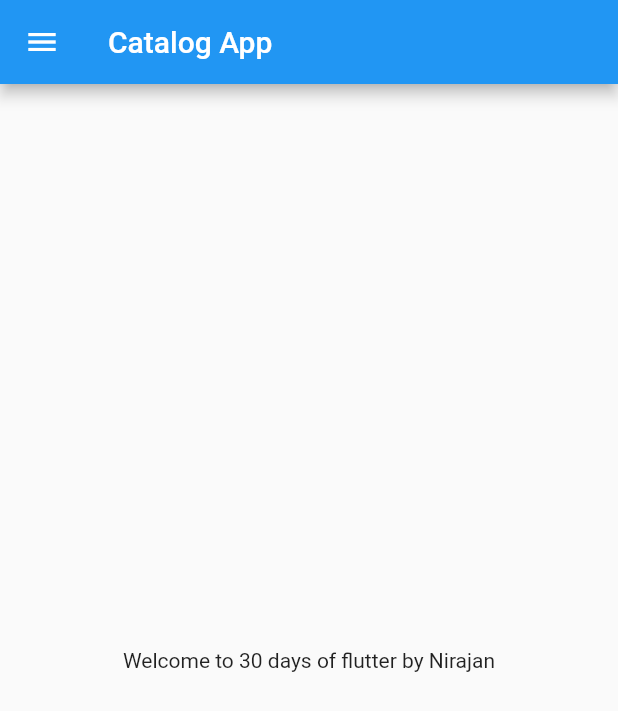
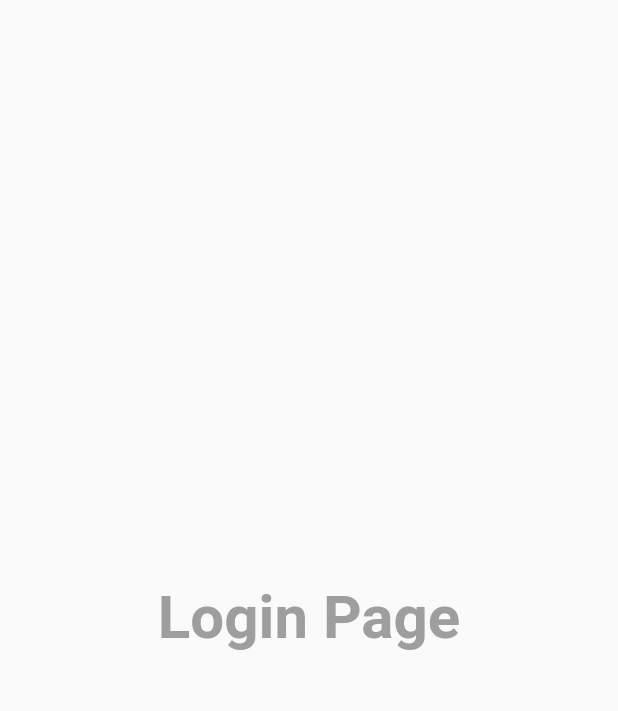
Before and after one commit to nirajanbasnet453/30daysOfFlutterPractise, a Flutter app: the screen it shows after launch, on a phone screen of 412 x 824 dp. Shown: the top 711 px of the screen. Run offline on Flutter 3.47's test engine with Material 2 defaults, Android fonts, the phone set to English and light mode, and no system bars.

Commit message:
Day 3 completed

```diff
--- a/lib/main.dart
+++ b/lib/main.dart
@@ -1,5 +1,6 @@
 import 'package:flutter/material.dart';
-import 'package:flutter_catalog/home_page.dart';
+import 'package:flutter_catalog/pages/home_page.dart';
+import 'package:flutter_catalog/pages/login_page.dart';
 
 void main() {
   runApp(MyApp());
@@ -9,7 +10,18 @@ class MyApp extends StatelessWidget {
   @override
   Widget build(BuildContext context) {
     return MaterialApp(
-      home: HomePage(),
+      // home: HomePage(),
+      themeMode: ThemeMode.light,
+      theme: ThemeData(primarySwatch: Colors.deepPurple),
+      darkTheme: ThemeData(
+        brightness: Brightness.dark,
+      ),
+      // initialRoute: '/home',
+      routes: {
+        '/': (context) => const LoginPage(),
+        '/home': (context) => HomePage(),
+        '/login': (context) => const LoginPage()
+      },
     );
   }
 }
--- a/lib/home_page.dart
+++ b/lib/pages/home_page.dart
@@ -8,14 +8,12 @@ class HomePage extends StatelessWidget {
   Widget build(BuildContext context) {
     return Scaffold(
       appBar: AppBar(
-        title: Text("Catalog App"),
+        title: const Text("Catalog App"),
       ),
       body: Center(
-        child: Container(
-          child: Text('Welcome to $day days of flutter by $name'),
-        ),
+        child: Text('Welcome to $day days of flutter by $name'),
       ),
-      drawer: Drawer(),
+      drawer: const Drawer(),
     );
   }
 }
--- /dev/null
+++ b/lib/pages/login_page.dart
@@ -0,0 +1,21 @@
+import 'package:flutter/material.dart';
+
+class LoginPage extends StatelessWidget {
+  const LoginPage({Key? key}) : super(key: key);
+
+  @override
+  Widget build(BuildContext context) {
+    return const Material(
+      child: Center(
+        child: Text(
+          'Login Page',
+          style: TextStyle(
+            fontSize: 40,
+            fontWeight: FontWeight.bold,
+            color: Colors.grey,
+          ),
+        ),
+      ),
+    );
+  }
+}
```
